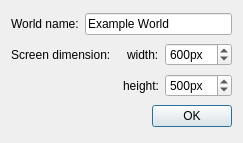
This is trunk/maker/src/wizard.ui in develer-staff/rooms as Qt 5 draws it before an edit. The edited form follows.
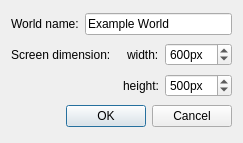
This is the edited form.

The edit to the form file:
```diff
--- a/trunk/maker/src/wizard.ui
+++ b/trunk/maker/src/wizard.ui
@@ -146,7 +146,7 @@
      <item>
       <widget class="QDialogButtonBox" name="buttonBox">
        <property name="standardButtons">
-        <set>QDialogButtonBox::Ok</set>
+        <set>QDialogButtonBox::Cancel|QDialogButtonBox::Ok</set>
        </property>
       </widget>
      </item>
```
